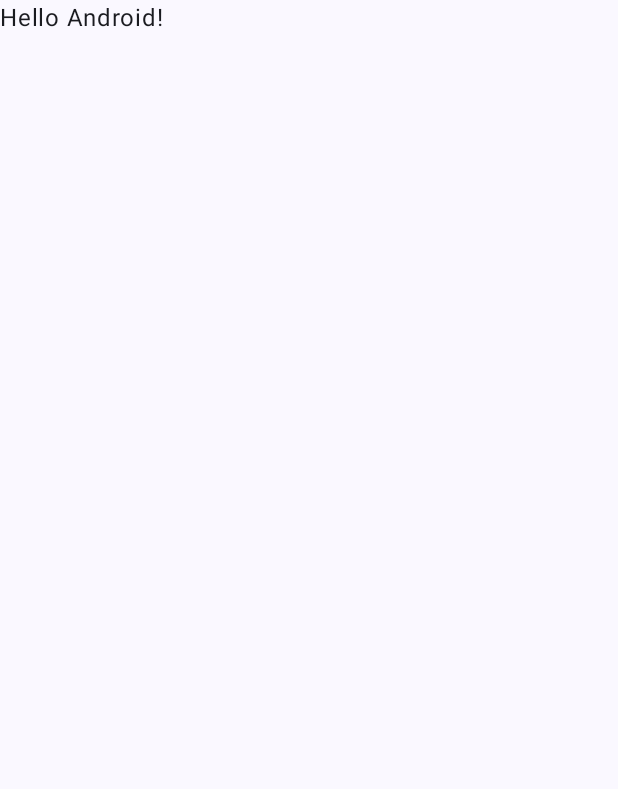
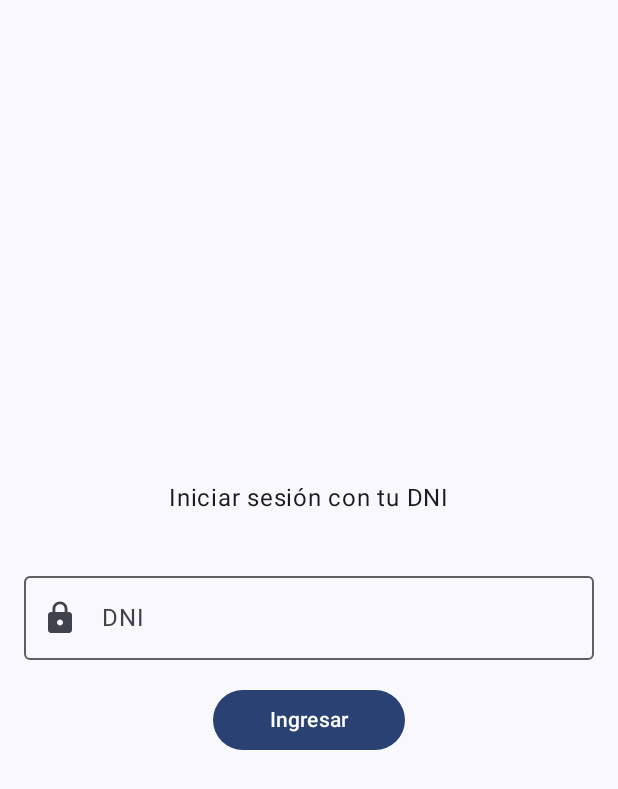
Before and after one commit to mapugavalera1986/iddqd, an Android app built with Jetpack Compose: the screen it shows after launch (MainActivity), on a phone screen of 412 x 824 dp. Before the commit the part shown is almost empty. Shown: the top 789 px of the screen. Run offline under Robolectric (Android 15) with nearby library versions, the phone set to English and light mode, and no system bars.

Commit message:
Ya está empezando a tener lugar la pantalla para iniciar sesión. Todavía quedan algunos elementos que ajustar.

```diff
--- a/app/src/main/java/pe/edu/cibertec/iddqd/MainActivity.kt
+++ b/app/src/main/java/pe/edu/cibertec/iddqd/MainActivity.kt
@@ -1,28 +1,33 @@
 package pe.edu.cibertec.iddqd
 
+import android.annotation.SuppressLint
 import android.os.Bundle
 import androidx.activity.ComponentActivity
 import androidx.activity.compose.setContent
 import androidx.compose.foundation.layout.fillMaxSize
+import androidx.compose.material3.Button
 import androidx.compose.material3.MaterialTheme
+import androidx.compose.material3.Scaffold
 import androidx.compose.material3.Surface
 import androidx.compose.material3.Text
 import androidx.compose.runtime.Composable
 import androidx.compose.ui.Modifier
 import androidx.compose.ui.tooling.preview.Preview
+import androidx.navigation.NavController
+import androidx.navigation.compose.NavHost
+import androidx.navigation.compose.composable
+import androidx.navigation.compose.rememberNavController
+import pe.edu.cibertec.iddqd.ui.tareas.Iniciar
 import pe.edu.cibertec.iddqd.ui.theme.ReportarVideojuegosTheme
 
 class MainActivity : ComponentActivity() {
+    @SuppressLint("UnusedMaterial3ScaffoldPaddingParameter")
     override fun onCreate(savedInstanceState: Bundle?) {
         super.onCreate(savedInstanceState)
         setContent {
             ReportarVideojuegosTheme {
-                // A surface container using the 'background' color from the theme
-                Surface(
-                    modifier = Modifier.fillMaxSize(),
-                    color = MaterialTheme.colorScheme.background
-                ) {
-                    Greeting("Android")
+                Scaffold {
+                    NavigationComponent()
                 }
             }
         }
@@ -30,17 +35,16 @@ class MainActivity : ComponentActivity() {
 }
 
 @Composable
-fun Greeting(name: String, modifier: Modifier = Modifier) {
-    Text(
-        text = "Hello $name!",
-        modifier = modifier
-    )
+fun NavigationComponent(){
+    val navController = rememberNavController()
+    NavHost(navController = navController, startDestination = "Home"){
+        composable("Home"){
+            Iniciar(navController)
+        }
+    }
 }
 
-@Preview(showBackground = true)
 @Composable
-fun GreetingPreview() {
-    ReportarVideojuegosTheme {
-        Greeting("Android")
-    }
+fun HomeScreen(navController: NavController){
+    Text(text = "Si puedes ver esto, créeme, no todo está perdido.")
 }
--- /dev/null
+++ b/app/src/main/java/pe/edu/cibertec/iddqd/ui/tareas/Iniciar.kt
@@ -0,0 +1,85 @@
+package pe.edu.cibertec.iddqd.ui.tareas
+
+import android.widget.Toast
+import androidx.compose.foundation.layout.Arrangement
+import androidx.compose.foundation.layout.Column
+import androidx.compose.foundation.layout.Spacer
+import androidx.compose.foundation.layout.fillMaxSize
+import androidx.compose.foundation.layout.fillMaxWidth
+import androidx.compose.foundation.layout.height
+import androidx.compose.foundation.layout.padding
+import androidx.compose.foundation.layout.width
+import androidx.compose.material.icons.Icons
+import androidx.compose.material.icons.filled.Lock
+import androidx.compose.material.icons.filled.Person
+import androidx.compose.material3.Button
+import androidx.compose.material3.Icon
+import androidx.compose.material3.OutlinedTextField
+import androidx.compose.material3.Text
+import androidx.compose.material3.TextButton
+import androidx.compose.runtime.Composable
+import androidx.compose.runtime.mutableStateOf
+import androidx.compose.runtime.remember
+import androidx.compose.ui.Alignment
+import androidx.compose.ui.Modifier
+import androidx.compose.ui.platform.LocalContext
+import androidx.compose.ui.text.input.PasswordVisualTransformation
+import androidx.compose.ui.text.input.TextFieldValue
+import androidx.compose.ui.tooling.preview.Preview
+import androidx.compose.ui.unit.dp
+import androidx.navigation.NavController
+import androidx.navigation.compose.rememberNavController
+import pe.edu.cibertec.iddqd.data.model.Participante
+import pe.edu.cibertec.iddqd.data.remote.ApiClient
+import pe.edu.cibertec.iddqd.data.repository.ParticipanteRepository
+import pe.edu.cibertec.iddqd.ui.theme.ReportarVideojuegosTheme
+import pe.edu.cibertec.iddqd.util.Result
+
+@Composable
+fun Iniciar(navController: NavController){
+    val dni = remember{
+        mutableStateOf(TextFieldValue())
+    }
+    val context = LocalContext.current
+    val repoParticipante = ParticipanteRepository()
+    //INICIO de los elementos gráficos
+    Column(
+        modifier = Modifier.fillMaxSize(),
+        verticalArrangement = Arrangement.Center,
+        horizontalAlignment = Alignment.CenterHorizontally
+    ) {
+        Text(text = "Iniciar sesión con tu DNI")
+        Spacer(modifier = Modifier.height(32.dp))
+        OutlinedTextField(
+            modifier = Modifier
+                .fillMaxWidth()
+                .padding(16.dp, 0.dp, 16.dp, 0.dp),
+            label = { Text(text = "DNI") },
+            value = dni.value,
+            onValueChange = {
+                dni.value = it
+            },
+            leadingIcon = { Icon(Icons.Default.Lock, null) }
+        )
+        Spacer(modifier = Modifier.height(16.dp))
+        Button(
+            modifier = Modifier
+                .width(160.dp)
+                .padding(16.dp, 0.dp, 16.dp, 0.dp),
+            onClick = {
+
+            }
+        ) {
+            Text(text = "Ingresar")
+        }
+    }
+    //FIN de los elementos gráficos
+}
+
+@Preview(showBackground = true)
+@Composable
+fun IniciarPreview(){
+    ReportarVideojuegosTheme {
+        Iniciar(navController = rememberNavController())
+    }
+}
```
